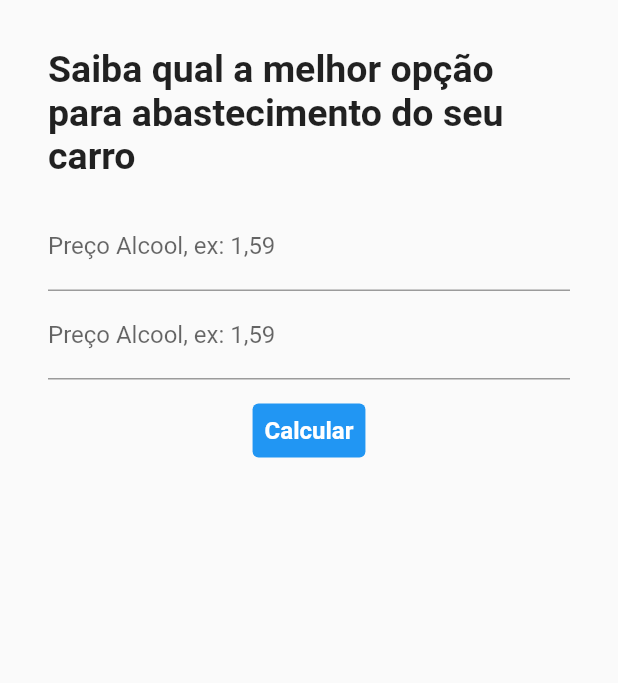
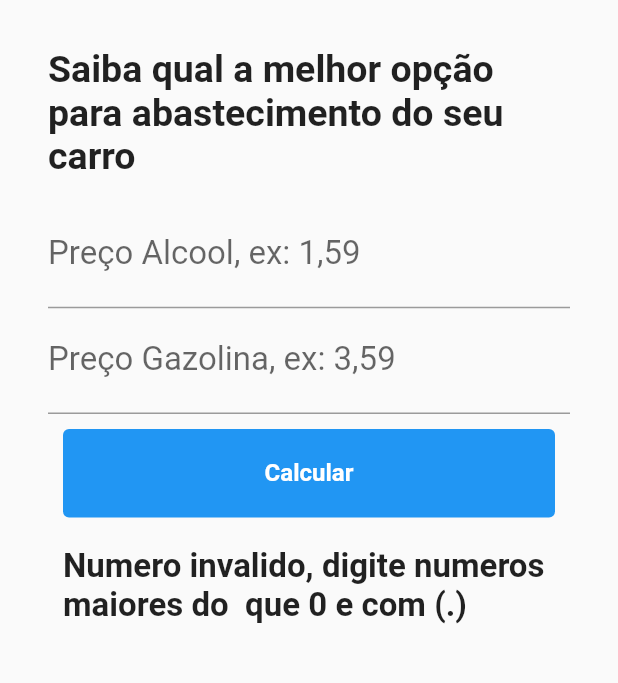
Before and after one commit to eclelucien/flutter_learning, a Flutter app: the screen it shows after launch, after a tap on "Calcular", on a phone screen of 412 x 824 dp, the part 292-975 px from its top. Run offline on Flutter 3.47's test engine with Material 2 defaults, Android fonts, the light colour scheme and no system bars.

Commit message:
Pushing something new

```diff
--- a/alcool_gazolina/lib/campo.dart
+++ /dev/null
@@ -1,23 +0,0 @@
-import 'package:flutter/material.dart';
-
-class CampoDeTexto extends StatelessWidget {
-  const CampoDeTexto({Key key}) : super(key: key);
-
-  @override
-  Widget build(BuildContext context) {
-    return Container(
-      child: Column(
-        children: [
-          TextField(
-            keyboardType: TextInputType.number,
-            decoration: InputDecoration(labelText: "Preço Alcool, ex: 1,59 "),
-          ),
-          TextField(
-            keyboardType: TextInputType.number,
-            decoration: InputDecoration(labelText: "Preço Alcool, ex: 1,59 "),
-          )
-        ],
-      ),
-    );
-  }
-}
--- a/alcool_gazolina/lib/home_screen.dart
+++ b/alcool_gazolina/lib/home_screen.dart
@@ -1,4 +1,3 @@
-import 'package:alcool_gazolina/campo.dart';
 import 'package:flutter/material.dart';
 
 class HomeScreen extends StatefulWidget {
@@ -9,6 +8,39 @@ class HomeScreen extends StatefulWidget {
 }
 
 class _HomeScreenState extends State<HomeScreen> {
+  TextEditingController _controllerAlcool = new TextEditingController();
+  TextEditingController _controllerGazolina = new TextEditingController();
+  String _textoResultado = "";
+
+  void _calcular() {
+    double precoAlcool = double.tryParse(_controllerAlcool.text);
+    double precoGazolina = double.tryParse(_controllerGazolina.text);
+
+    if (precoAlcool == null || precoGazolina == null) {
+      setState(() {
+        _textoResultado =
+            "Numero invalido, digite numeros maiores do  que 0 e com (.)";
+      });
+    } else {
+      if ((precoAlcool / precoGazolina) >= 0.7) {
+        setState(() {
+          _textoResultado = "melhor abastecer comgasolina!";
+        });
+      } else {
+        setState(() {
+          _textoResultado = "melhor abastecer com gasolina!";
+          _limparCampos();
+        });
+      }
+    }
+  }
+
+  void _limparCampos() {
+    _controllerAlcool.text = " ";
+    _controllerGazolina.text = " ";
+  }
+
+  @override
   @override
   Widget build(BuildContext context) {
     return Scaffold(
@@ -18,7 +50,9 @@ class _HomeScreenState extends State<HomeScreen> {
       ),
       body: Container(
           padding: EdgeInsets.all(32),
+          child: SingleChildScrollView(
             child: Column(
+              crossAxisAlignment: CrossAxisAlignment.stretch,
               children: <Widget>[
                 Padding(
                   child: Image.asset('images/logo.png'),
@@ -37,11 +71,25 @@ class _HomeScreenState extends State<HomeScreen> {
                     bottom: 16,
                   ),
                 ),
-            CampoDeTexto(),
+                TextField(
+                  keyboardType: TextInputType.number,
+                  decoration:
+                      InputDecoration(labelText: "Preço Alcool, ex: 1,59 "),
+                  style: TextStyle(fontSize: 22),
+                  controller: _controllerAlcool,
+                ),
+                TextField(
+                    keyboardType: TextInputType.number,
+                    decoration:
+                        InputDecoration(labelText: "Preço Gazolina, ex: 3,59 "),
+                    style: TextStyle(fontSize: 22),
+                    controller: _controllerGazolina),
                 Padding(
                   padding: EdgeInsets.all(10),
                   child: TextButton(
-                onPressed: () {},
+                    onPressed: () {
+                      _calcular();
+                    },
                     child: Text(
                       "Calcular",
                       style: TextStyle(
@@ -51,12 +99,20 @@ class _HomeScreenState extends State<HomeScreen> {
                     ),
                     style: TextButton.styleFrom(
                         backgroundColor: Colors.blue,
+                        padding: EdgeInsets.all(20)),
                   ),
                 ),
+                Padding(
+                  padding: EdgeInsets.all(10),
+                  child: Text(_textoResultado,
+                      style: TextStyle(
+                        fontSize: 22,
+                        fontWeight: FontWeight.bold,
+                      )),
                 )
               ],
             ),
-      ),
+          )),
     );
   }
 }
```
Lines whose indentation alone changed are shown as unchanged.
